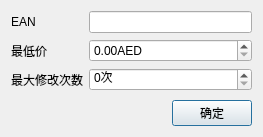
This is Lemon01/AddEanAttr.ui in BigMouseFive/lemon01 as Qt 5 draws it before an edit. The edited form follows.
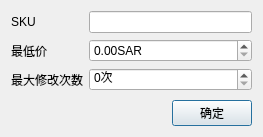
This is the edited form. Icons and pictures are not drawn.

Patch:
```diff
--- a/Lemon01/AddEanAttr.ui
+++ b/Lemon01/AddEanAttr.ui
@@ -23,7 +23,7 @@
      <item row="0" column="0">
       <widget class="QLabel" name="labelEan">
        <property name="text">
-        <string>EAN</string>
+        <string>SKU</string>
        </property>
       </widget>
      </item>
@@ -40,7 +40,7 @@
      <item row="1" column="1">
       <widget class="QDoubleSpinBox" name="leastPrice">
        <property name="suffix">
-        <string>AED</string>
+        <string>SAR</string>
        </property>
       </widget>
      </item>
```
Left out of the diff: 2 changed lines with no effect on the pictures.
